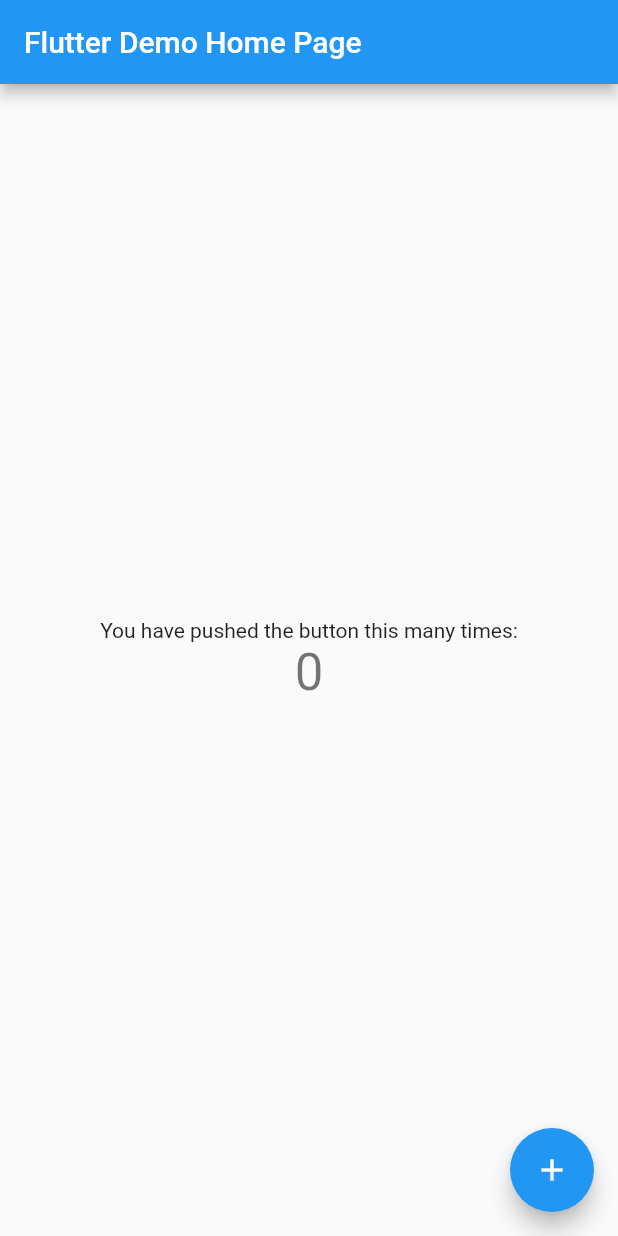
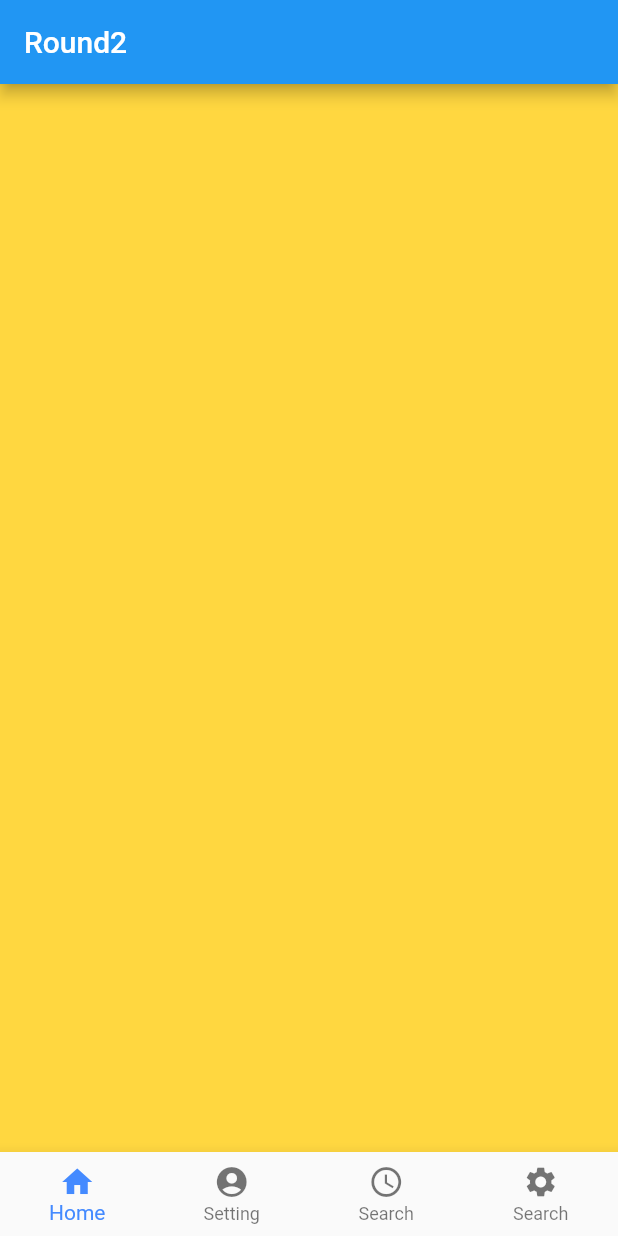
Before and after one commit to shun0328/round2_app, a Flutter app: the screen it shows after launch, on a phone screen of 412 x 824 dp. Run offline on Flutter 3.47's test engine with Material 2 defaults, Android fonts, the phone set to English and light mode, and no system bars.

Commit message:
画面遷移の基盤の作成

```diff
--- /dev/null
+++ b/lib/event_view.dart
@@ -0,0 +1,17 @@
+import 'package:flutter/material.dart';
+
+class EventView extends StatelessWidget{
+  @override
+  Widget build(BuildContext context) {
+    return Scaffold(
+      body: Center(
+        child: Container(
+          height: double.infinity,
+          color: Colors.amberAccent,
+        ),
+      )
+
+    );
+  }
+
+}
--- a/lib/main.dart
+++ b/lib/main.dart
@@ -1,113 +1,80 @@
 import 'package:flutter/material.dart';
+import 'package:flutter_app/profile_view.dart';
+import 'package:flutter_app/setting_view.dart';
+import 'timeline_view.dart';
+import 'event_view.dart';
 
-void main() {
-  runApp(MyApp());
-}
+void main() => runApp(MyApp());
 
 class MyApp extends StatelessWidget {
-  // This widget is the root of your application.
+  static const String _title = 'Flutter Code Sample';
+
   @override
   Widget build(BuildContext context) {
     return MaterialApp(
-      title: 'Flutter Demo',
-      theme: ThemeData(
-        // This is the theme of your application.
-        //
-        // Try running your application with "flutter run". You'll see the
-        // application has a blue toolbar. Then, without quitting the app, try
-        // changing the primarySwatch below to Colors.green and then invoke
-        // "hot reload" (press "r" in the console where you ran "flutter run",
-        // or simply save your changes to "hot reload" in a Flutter IDE).
-        // Notice that the counter didn't reset back to zero; the application
-        // is not restarted.
-        primarySwatch: Colors.blue,
-      ),
-      home: MyHomePage(title: 'Flutter Demo Home Page'),
+      title: _title,
+      home: HomePage(),
     );
   }
 }
 
-class MyHomePage extends StatefulWidget {
-  MyHomePage({Key? key, required this.title}) : super(key: key);
-
-  // This widget is the home page of your application. It is stateful, meaning
-  // that it has a State object (defined below) that contains fields that affect
-  // how it looks.
-
-  // This class is the configuration for the state. It holds the values (in this
-  // case the title) provided by the parent (in this case the App widget) and
-  // used by the build method of the State. Fields in a Widget subclass are
-  // always marked "final".
-
-  final String title;
-
+class HomePage extends StatefulWidget {
   @override
-  _MyHomePageState createState() => _MyHomePageState();
+  _HomePageState createState() => _HomePageState();
 }
 
-class _MyHomePageState extends State<MyHomePage> {
-  int _counter = 0;
+class _HomePageState extends State<HomePage> {
+  int _selectedIndex = 0;
 
-  void _incrementCounter() {
+  static List<Widget> _pageList = [
+    EventView(),
+    ProfileView(),
+    TimeLineView(),
+    SettingView()
+  ];
+
+  void _onItemTapped(int index) {
     setState(() {
-      // This call to setState tells the Flutter framework that something has
-      // changed in this State, which causes it to rerun the build method below
-      // so that the display can reflect the updated values. If we changed
-      // _counter without calling setState(), then the build method would not be
-      // called again, and so nothing would appear to happen.
-      _counter++;
+      _selectedIndex = index;
     });
   }
 
   @override
   Widget build(BuildContext context) {
-    // This method is rerun every time setState is called, for instance as done
-    // by the _incrementCounter method above.
-    //
-    // The Flutter framework has been optimized to make rerunning build methods
-    // fast, so that you can just rebuild anything that needs updating rather
-    // than having to individually change instances of widgets.
     return Scaffold(
       appBar: AppBar(
-        // Here we take the value from the MyHomePage object that was created by
-        // the App.build method, and use it to set our appbar title.
-        title: Text(widget.title),
+        title: const Text('Round2'),
       ),
-      body: Center(
-        // Center is a layout widget. It takes a single child and positions it
-        // in the middle of the parent.
-        child: Column(
-          // Column is also a layout widget. It takes a list of children and
-          // arranges them vertically. By default, it sizes itself to fit its
-          // children horizontally, and tries to be as tall as its parent.
-          //
-          // Invoke "debug painting" (press "p" in the console, choose the
-          // "Toggle Debug Paint" action from the Flutter Inspector in Android
-          // Studio, or the "Toggle Debug Paint" command in Visual Studio Code)
-          // to see the wireframe for each widget.
-          //
-          // Column has various properties to control how it sizes itself and
-          // how it positions its children. Here we use mainAxisAlignment to
-          // center the children vertically; the main axis here is the vertical
-          // axis because Columns are vertical (the cross axis would be
-          // horizontal).
-          mainAxisAlignment: MainAxisAlignment.center,
-          children: <Widget>[
-            Text(
-              'You have pushed the button this many times:',
-            ),
-            Text(
-              '$_counter',
-              style: Theme.of(context).textTheme.headline4,
-            ),
-          ],
-        ),
+
+      body: _pageList[_selectedIndex],
+
+      bottomNavigationBar: BottomNavigationBar(
+
+        items: const <BottomNavigationBarItem>[
+
+          BottomNavigationBarItem(
+            icon: Icon(Icons.home),
+            title: Text('Home'),
+          ),
+          BottomNavigationBarItem(
+            icon: Icon(Icons.account_circle_rounded),
+            title: Text('Setting'),
+          ),
+          BottomNavigationBarItem(
+            icon: Icon(Icons.access_time),
+            title: Text('Search'),
+          ),
+          BottomNavigationBarItem(
+            icon: Icon(Icons.settings),
+            title: Text('Search'),
+          ),
+        ],
+
+        currentIndex: _selectedIndex,
+        fixedColor: Colors.blueAccent,
+        onTap: _onItemTapped,
+        type: BottomNavigationBarType.fixed,
       ),
-      floatingActionButton: FloatingActionButton(
-        onPressed: _incrementCounter,
-        tooltip: 'Increment',
-        child: Icon(Icons.add),
-      ), // This trailing comma makes auto-formatting nicer for build methods.
     );
   }
 }
```
Also changed, not shown: lib/profile_view.dart (added, +17 -0 lines), lib/setting_view.dart (added, +17 -0 lines), lib/timeline_view.dart (added, +17 -0 lines).
